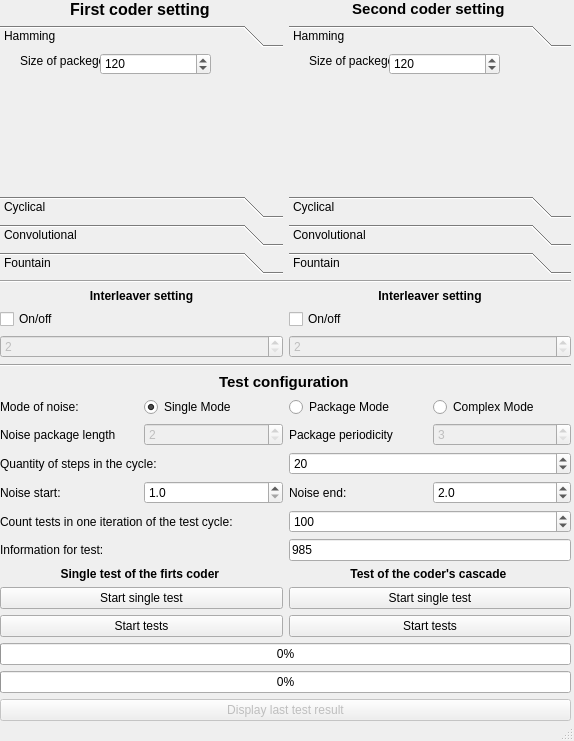
Above: src/GUI/UI/window.ui from Banifest/Codding before the change. Below: the same form after it.
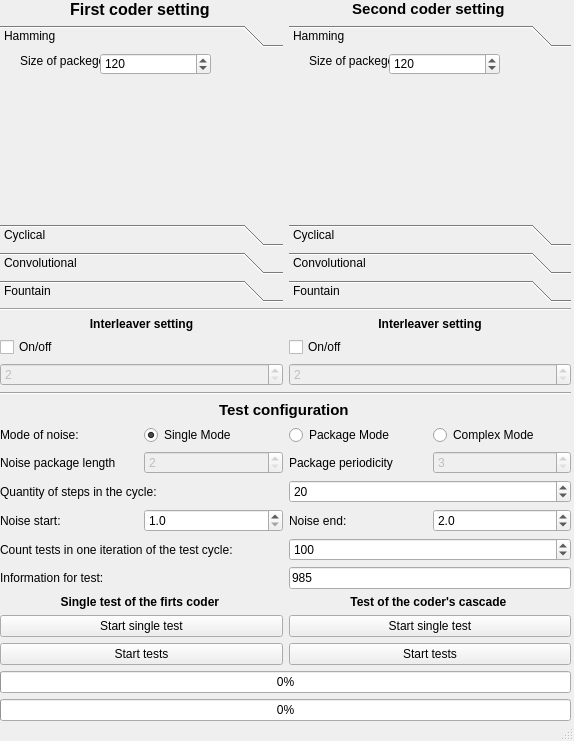
That is the form after the change.

Diff of the .ui file:
```diff
--- a/src/GUI/UI/window.ui
+++ b/src/GUI/UI/window.ui
@@ -940,16 +940,6 @@
                         </property>
                     </widget>
                 </item>
-                <item row="10" column="0" colspan="4">
-                    <widget class="QPushButton" name="pushButton">
-                        <property name="enabled">
-                            <bool>false</bool>
-                        </property>
-                        <property name="text">
-                            <string>Display last test result</string>
-                        </property>
-                    </widget>
-                </item>
                 <item row="6" column="0" colspan="2">
                     <widget class="QPushButton" name="startSingleFirstCoderButton">
                         <property name="text">
```
